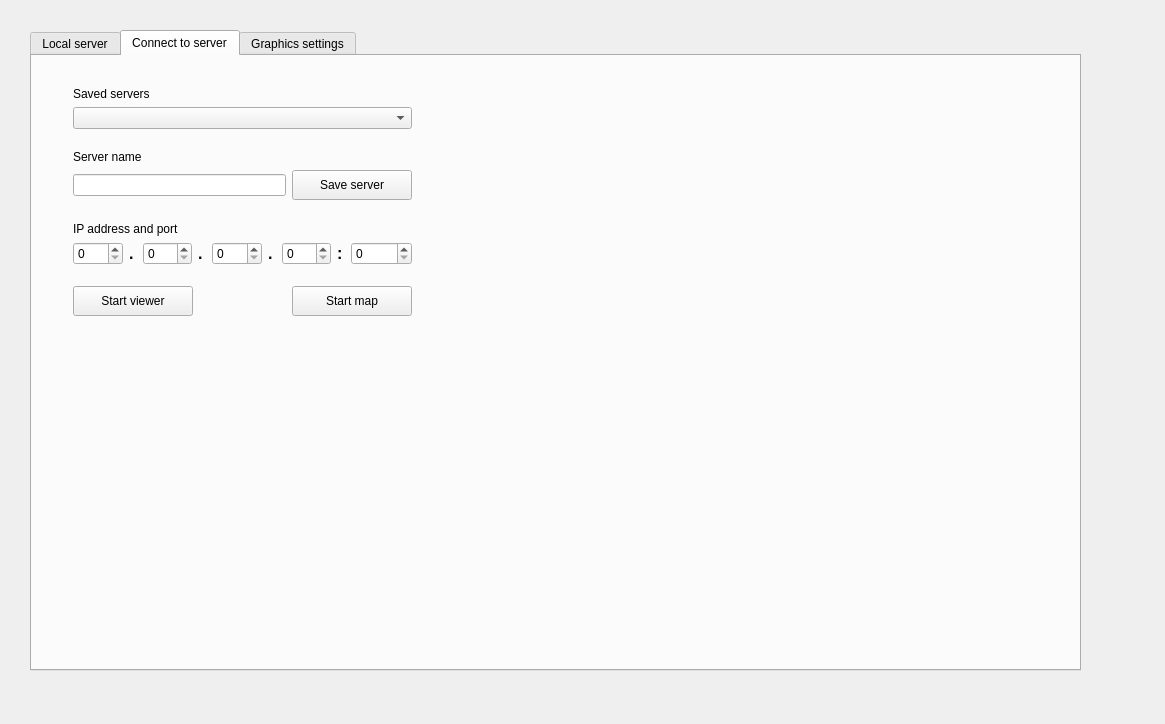
Above: launcher/forms/mainwindow.ui from maisvendoo/RRS before the change. Below: the same form after it.
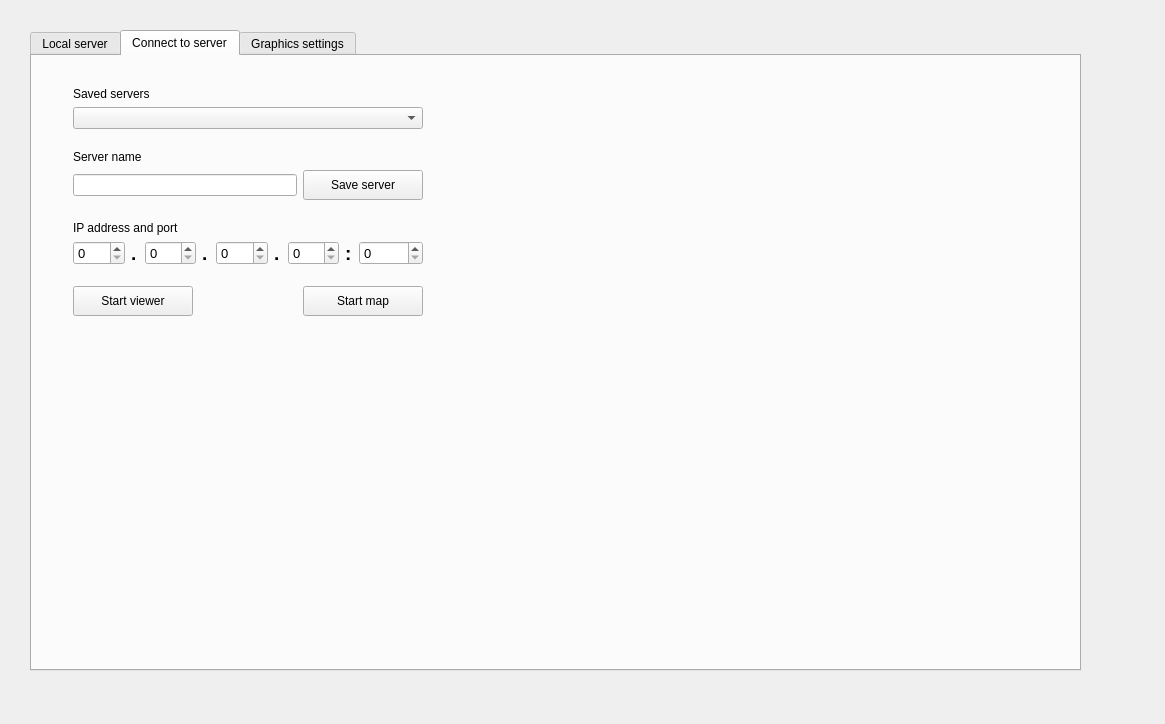
That is the form after the change. The open tabs and pages were chosen to show the change.

Commit message: Отключение кнопки сохранения сервера, если уже сохранён

```diff
--- a/launcher/forms/mainwindow.ui
+++ b/launcher/forms/mainwindow.ui
@@ -392,7 +392,7 @@
        <rect>
         <x>30</x>
         <y>20</y>
-        <width>361</width>
+        <width>372</width>
         <height>251</height>
        </rect>
       </property>
@@ -471,6 +471,11 @@
         <layout class="QHBoxLayout" name="horizontalLayout_14">
          <item>
           <widget class="QSpinBox" name="sbIPv4_1">
+           <property name="font">
+            <font>
+             <pointsize>10</pointsize>
+            </font>
+           </property>
            <property name="maximum">
             <number>255</number>
            </property>
@@ -486,7 +491,7 @@
            </property>
            <property name="font">
             <font>
-             <pointsize>12</pointsize>
+             <pointsize>14</pointsize>
              <bold>true</bold>
             </font>
            </property>
@@ -497,6 +502,11 @@
          </item>
          <item>
           <widget class="QSpinBox" name="sbIPv4_2">
+           <property name="font">
+            <font>
+             <pointsize>10</pointsize>
+            </font>
+           </property>
            <property name="maximum">
             <number>255</number>
            </property>
@@ -512,7 +522,7 @@
            </property>
            <property name="font">
             <font>
-             <pointsize>12</pointsize>
+             <pointsize>14</pointsize>
              <bold>true</bold>
             </font>
            </property>
@@ -523,6 +533,11 @@
          </item>
          <item>
           <widget class="QSpinBox" name="sbIPv4_3">
+           <property name="font">
+            <font>
+             <pointsize>10</pointsize>
+            </font>
+           </property>
            <property name="maximum">
             <number>255</number>
            </property>
@@ -538,7 +553,7 @@
            </property>
            <property name="font">
             <font>
-             <pointsize>12</pointsize>
+             <pointsize>14</pointsize>
              <bold>true</bold>
             </font>
            </property>
@@ -549,6 +564,11 @@
          </item>
          <item>
           <widget class="QSpinBox" name="sbIPv4_4">
+           <property name="font">
+            <font>
+             <pointsize>10</pointsize>
+            </font>
+           </property>
            <property name="maximum">
             <number>255</number>
            </property>
@@ -564,7 +584,7 @@
            </property>
            <property name="font">
             <font>
-             <pointsize>12</pointsize>
+             <pointsize>14</pointsize>
              <bold>true</bold>
             </font>
            </property>
@@ -575,6 +595,11 @@
          </item>
          <item>
           <widget class="QSpinBox" name="sbIPv4_port">
+           <property name="font">
+            <font>
+             <pointsize>10</pointsize>
+            </font>
+           </property>
            <property name="maximum">
             <number>65535</number>
            </property>
```
The commit also changes 2 other files.
